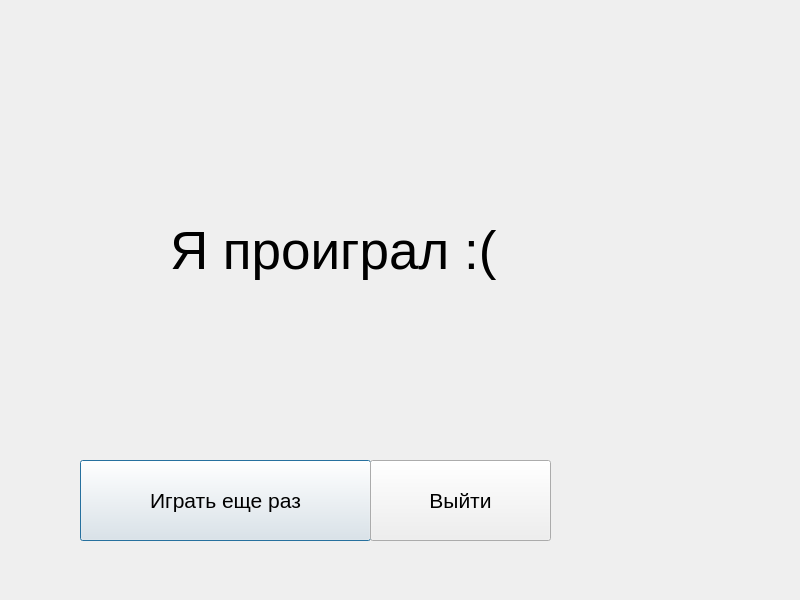
This is QtPetinator/losing.ui in krbroman/Petinator as Qt 5 draws it before an edit. The edited form follows.
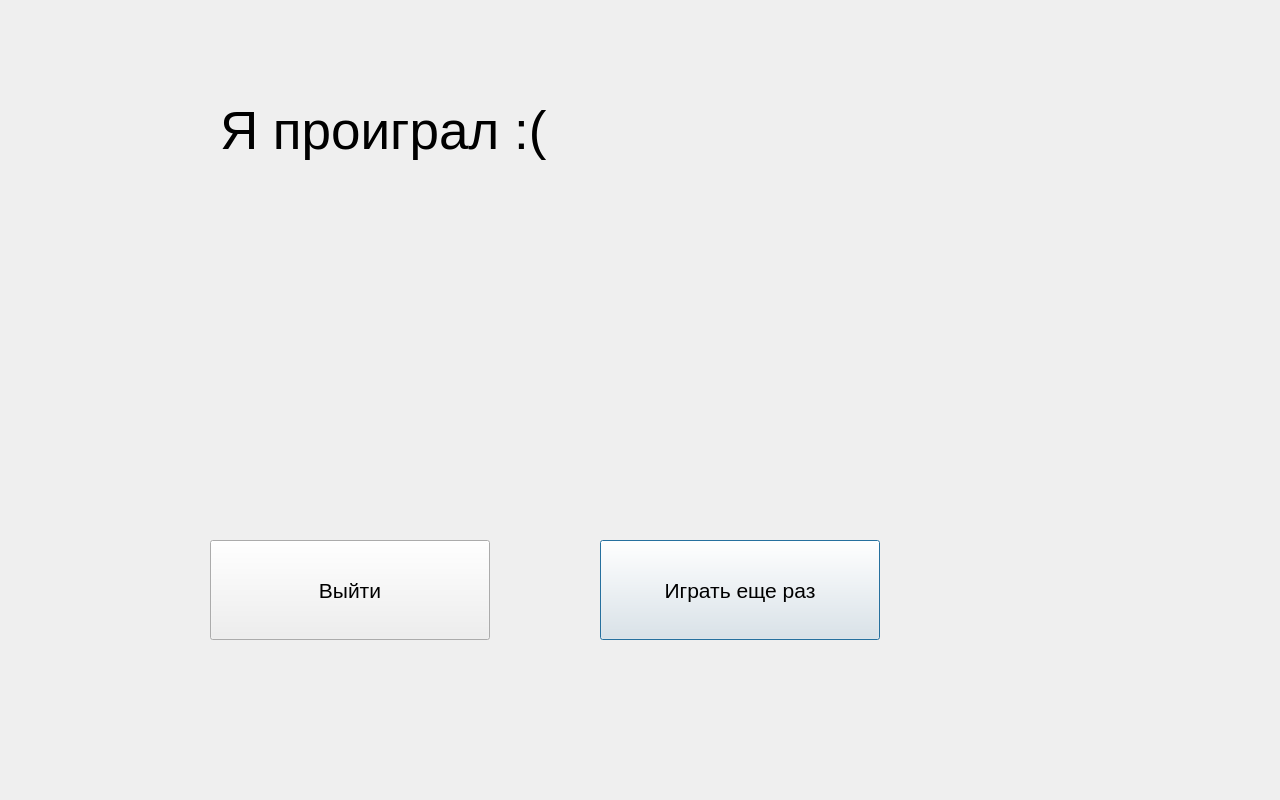
This is the edited form.

Diff of the .ui file:
```diff
--- a/QtPetinator/losing.ui
+++ b/QtPetinator/losing.ui
@@ -6,8 +6,8 @@
    <rect>
     <x>0</x>
     <y>0</y>
-    <width>800</width>
-    <height>600</height>
+    <width>1280</width>
+    <height>800</height>
    </rect>
   </property>
   <property name="windowTitle">
@@ -16,10 +16,10 @@
   <widget class="QPushButton" name="pushButton_Play">
    <property name="geometry">
     <rect>
-     <x>80</x>
-     <y>460</y>
-     <width>291</width>
-     <height>81</height>
+     <x>600</x>
+     <y>540</y>
+     <width>280</width>
+     <height>100</height>
     </rect>
    </property>
    <property name="font">
@@ -34,10 +34,10 @@
   <widget class="QPushButton" name="pushButton_Exit">
    <property name="geometry">
     <rect>
-     <x>370</x>
-     <y>460</y>
-     <width>181</width>
-     <height>81</height>
+     <x>210</x>
+     <y>540</y>
+     <width>280</width>
+     <height>100</height>
     </rect>
    </property>
    <property name="font">
@@ -52,8 +52,8 @@
   <widget class="QLabel" name="label">
    <property name="geometry">
     <rect>
-     <x>170</x>
-     <y>170</y>
+     <x>220</x>
+     <y>50</y>
      <width>451</width>
      <height>161</height>
     </rect>
```
